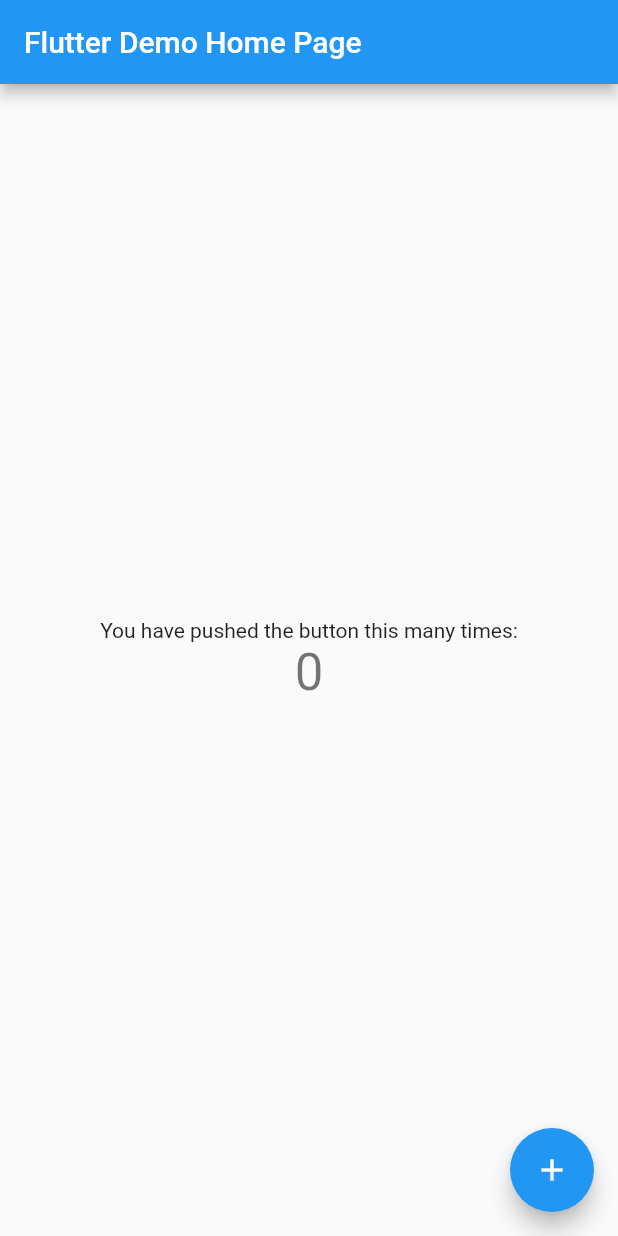
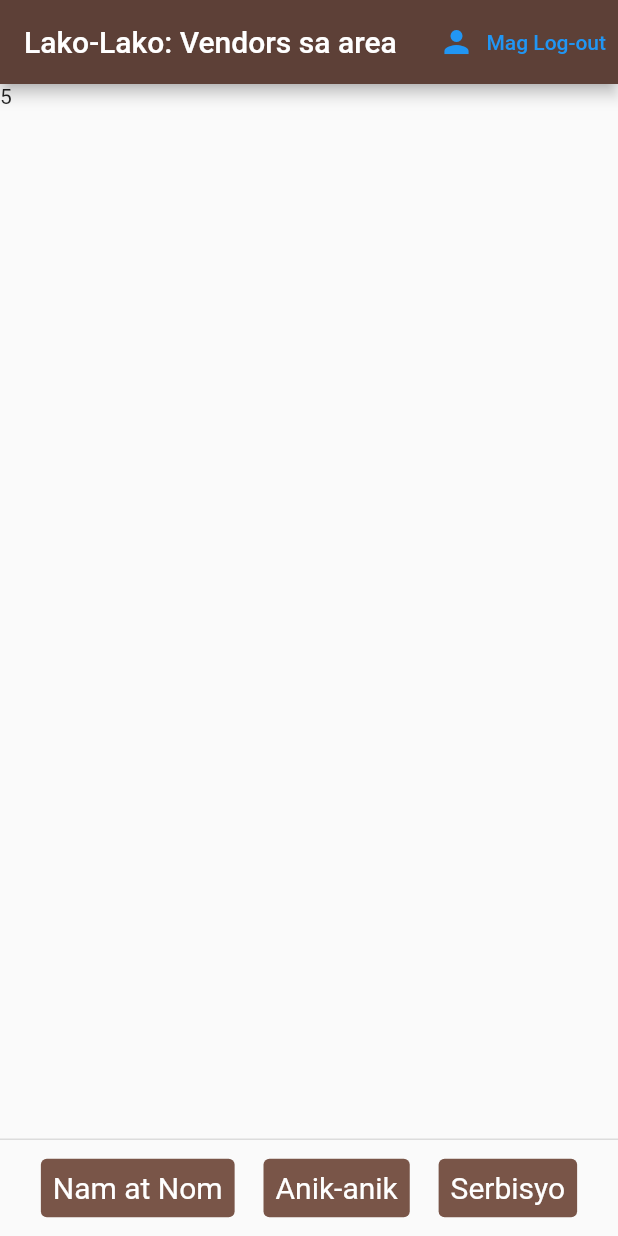
Before and after one commit to Cavitedev/stack_overflow_flutter, a Flutter app: the screen it shows after launch, on a phone screen of 412 x 824 dp. Run offline on Flutter 3.47's test engine with Material 2 defaults, Android fonts, the phone set to English and light mode, and no system bars; our stand-ins replace freezed_annotation.

Commit message:
:tada: Adding all existing files

```diff
--- /dev/null
+++ b/lib/geolocator/lako_app.dart
@@ -0,0 +1,87 @@
+import 'package:flutter/material.dart';
+
+class LakoApp extends StatefulWidget {
+
+
+  _MyAppState createState() => _MyAppState();
+}
+
+class _MyAppState extends State<LakoApp> {
+
+  late int initialPosition;
+
+  // @override
+
+
+  Future getInitialPosition <Position>() async {
+    initialPosition = await Future.delayed(Duration(seconds: 2), (){
+      return 5;
+    });
+    return initialPosition;
+  }
+
+  Widget build(BuildContext context) {
+    return Scaffold(
+        appBar: AppBar(
+          title: FittedBox(
+            child: Text('Lako-Lako: Vendors sa area'),
+          ),
+          actions: <Widget>[
+            TextButton.icon(
+
+              icon: Icon(Icons.person),
+              label: Text('Mag Log-out'),
+              onPressed: () async {
+              },
+            )
+          ],
+          backgroundColor: Colors.brown[700],
+        ),
+        // bottomNavigationBar: BottomAppBar(
+
+        persistentFooterButtons: [
+
+          Row(
+            mainAxisAlignment: MainAxisAlignment.spaceEvenly,
+            children: [
+              TextButton(
+                //food and drinks button
+                  style: TextButton.styleFrom(
+                      textStyle: TextStyle(fontSize: 20),
+                      backgroundColor: Colors.brown,
+                      primary: Colors.white),
+
+                  onPressed: () {}, child: Text('Nam at Nom')),
+              TextButton(
+                //Items
+                  style: TextButton.styleFrom(
+                      textStyle: TextStyle(fontSize: 20),
+                      backgroundColor: Colors.brown,
+                      primary: Colors.white),
+
+                  onPressed: () {}, child: Text('Anik-anik')),
+
+              TextButton(
+                //Serbisyo
+                  style: TextButton.styleFrom(
+                      textStyle: TextStyle(fontSize: 20),
+                      backgroundColor: Colors.brown,
+                      primary: Colors.white),
+                  onPressed: () {}, child: Text('Serbisyo')),
+            ],
+          ),
+
+        ],
+        body:
+
+        FutureBuilder(
+
+            future: getInitialPosition(),
+            builder: (context, snapshot) {
+               return Text(initialPosition.toString());
+
+            }
+        )
+    );
+  }
+  }
--- a/lib/main.dart
+++ b/lib/main.dart
@@ -1,4 +1,5 @@
 import 'package:flutter/material.dart';
+import 'package:stack_overflow/geolocator/lako_app.dart';
 
 void main() {
   runApp(MyApp());
@@ -22,7 +23,7 @@ class MyApp extends StatelessWidget {
         // is not restarted.
         primarySwatch: Colors.blue,
       ),
-      home: MyHomePage(title: 'Flutter Demo Home Page'),
+      home: LakoApp(),
     );
   }
 }
```
Also changed, not shown: lib/dart_vs_java/dart_class.dart (added, +18 -0 lines), lib/dtos/vegan/base_response.dart (added, +35 -0 lines), lib/dtos/vegan/model.dart (added, +34 -0 lines), lib/dtos/vegan/vegan_id.dart (added, +22 -0 lines), lib/dtos/vegan/vegan_item_tag.dart (added, +35 -0 lines), lib/dtos/vegan/vegan_item_tag_v2.dart (added, +29 -0 lines), pubspec.yaml (+5 -6 lines), lib/dtos/vegan/base_response.g.dart (added), lib/dtos/vegan/model.freezed.dart (added), lib/dtos/vegan/model.g.dart (added), lib/dtos/vegan/vegan_item_tag.freezed.dart (added), lib/dtos/vegan/vegan_item_tag.g.dart (added), lib/dtos/vegan/vegan_item_tag_v2.freezed.dart (added), lib/dtos/vegan/vegan_item_tag_v2.g.dart (added), 1 more files, 3 other files.
